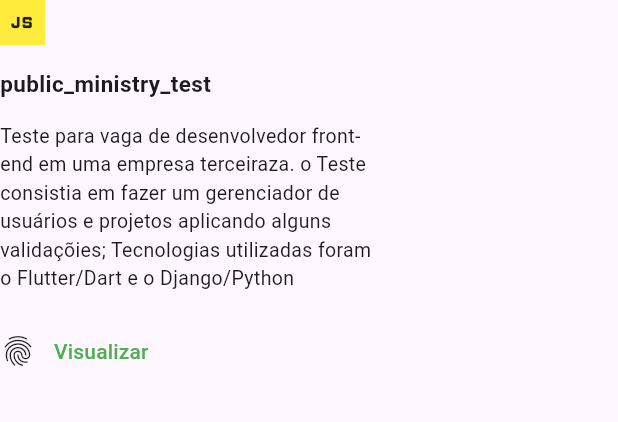
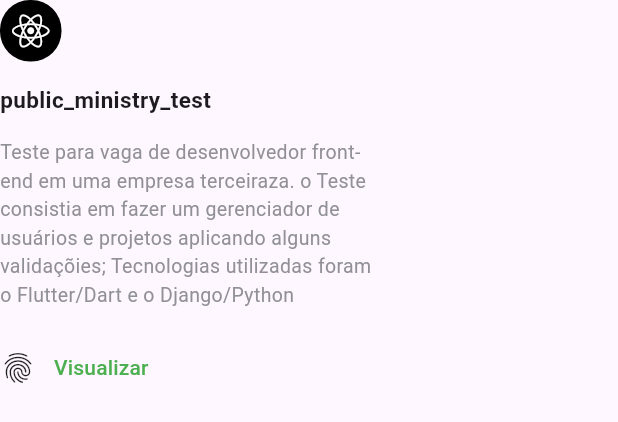
Before and after one commit to Weberth1233/portifolio-flutter, a Flutter app: the CardComponent widget shown alone on an empty page, opened directly, on a phone screen of 412 x 824 dp. Shown: the top 422 px of the screen. Run offline on Flutter 3.47's test engine with Material 3 defaults, Android fonts, the phone set to English and light mode, and no system bars; our stand-ins replace font_awesome_flutter; network calls fail.

Commit message:
add changes

```diff
--- a/lib/src/components/card.dart
+++ b/lib/src/components/card.dart
@@ -1,4 +1,5 @@
 import 'package:flutter/material.dart';
+import 'package:portifolio/src/utils/colorhex.dart';
 
 class CardComponent extends StatelessWidget {
   final String title;
@@ -19,10 +20,16 @@ class CardComponent extends StatelessWidget {
         crossAxisAlignment: CrossAxisAlignment.start,
         children: [
           Container(
-            decoration: const BoxDecoration(color: Colors.yellow),
-            child: Icon(
-              iconData,
-              size: 30,
+            decoration: const BoxDecoration(
+                color: Colors.black,
+                borderRadius: BorderRadius.all(Radius.circular(20))),
+            child: Padding(
+              padding: const EdgeInsets.all(8.0),
+              child: Icon(
+                iconData,
+                size: 25,
+                color: Colors.white,
+              ),
             ),
           ),
           const SizedBox(
@@ -37,7 +44,8 @@ class CardComponent extends StatelessWidget {
           ),
           Text(
             subtitile,
-            style: const TextStyle(fontSize: 13),
+            style: TextStyle(
+                fontSize: 13, color: ColorHex.colorFromHex("#909096")),
           ),
           const SizedBox(
             height: 15,
--- a/pubspec.yaml
+++ b/pubspec.yaml
@@ -31,6 +31,7 @@ dependencies:
   flutter:
     sdk: flutter
   get: ^4.6.5
+  font_awesome_flutter: ^10.7.0
 
 
   # The following adds the Cupertino Icons font to your application.
```
Also changed, not shown: lib/src/pages/my_home.dart (+27 -20 lines), pubspec.lock.
